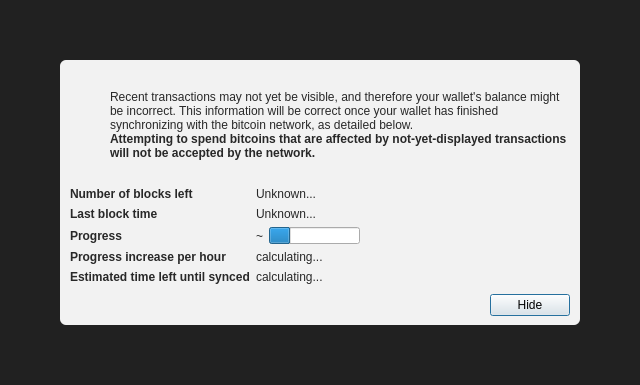
Old version of the form src/qt/forms/modaloverlay.ui in the repository cruro/cruro.
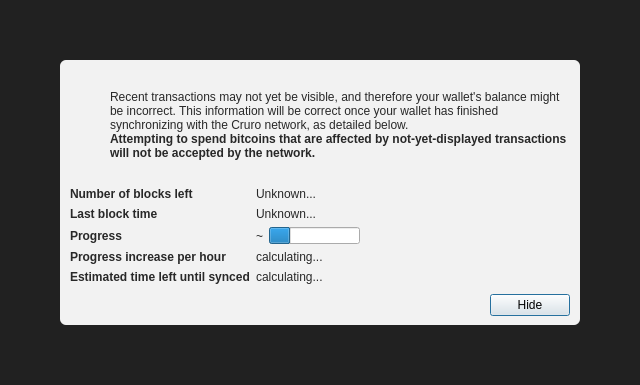
New version of the form. Icons and pictures are not drawn. Custom widgets are drawn as their Qt base class.

Commit message: Cruro coin mega edit (text editing, to bitcoin sentence to Cruro sentences)

```diff
--- a/src/qt/forms/modaloverlay.ui
+++ b/src/qt/forms/modaloverlay.ui
@@ -130,7 +130,7 @@
              <item>
               <widget class="QLabel" name="infoText">
                <property name="text">
-                <string>Recent transactions may not yet be visible, and therefore your wallet's balance might be incorrect. This information will be correct once your wallet has finished synchronizing with the bitcoin network, as detailed below.</string>
+                <string>Recent transactions may not yet be visible, and therefore your wallet's balance might be incorrect. This information will be correct once your wallet has finished synchronizing with the Cruro network, as detailed below.</string>
                </property>
                <property name="textFormat">
                 <enum>Qt::RichText</enum>
```
The commit also changes 969 other files.
